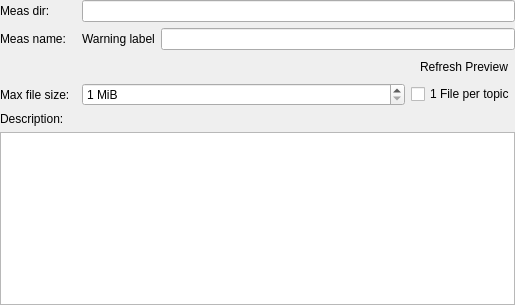
The window that app/rec/rec_gui/src/widgets/config_widget/config_widget.ui (eclipse-ecal/ecal) describes before a commit, drawn with Qt 5.
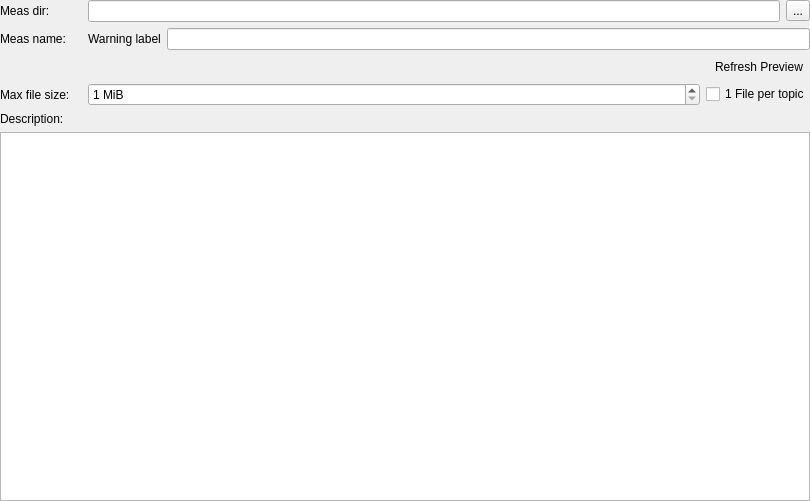
The same window after the commit. Icons and pictures are not drawn. Custom widgets are drawn as their Qt base class.

Commit message: REC: added browse button for selecting the root folder of the measurement(s) (#849)

```diff
--- a/app/rec/rec_gui/src/widgets/config_widget/config_widget.ui
+++ b/app/rec/rec_gui/src/widgets/config_widget/config_widget.ui
@@ -6,8 +6,8 @@
    <rect>
     <x>0</x>
     <y>0</y>
-    <width>515</width>
-    <height>305</height>
+    <width>810</width>
+    <height>501</height>
    </rect>
   </property>
   <property name="windowTitle">
@@ -26,6 +26,60 @@
    <property name="bottomMargin">
     <number>0</number>
    </property>
+   <item row="4" column="3">
+    <layout class="QHBoxLayout" name="horizontalLayout_4">
+     <item>
+      <widget class="QSpinBox" name="max_file_size_spinbox">
+       <property name="minimumSize">
+        <size>
+         <width>10</width>
+         <height>0</height>
+        </size>
+       </property>
+       <property name="toolTip">
+        <string>Maximum HDF-5 file size (will cause the recorder to split the measurement into multiple files)</string>
+       </property>
+       <property name="keyboardTracking">
+        <bool>false</bool>
+       </property>
+       <property name="suffix">
+        <string> MiB</string>
+       </property>
+       <property name="minimum">
+        <number>1</number>
+       </property>
+       <property name="maximum">
+        <number>2147483647</number>
+       </property>
+       <property name="singleStep">
+        <number>10</number>
+       </property>
+      </widget>
+     </item>
+     <item>
+      <widget class="QCheckBox" name="one_file_per_topic_checkbox">
+       <property name="sizePolicy">
+        <sizepolicy hsizetype="Maximum" vsizetype="Fixed">
+         <horstretch>0</horstretch>
+         <verstretch>0</verstretch>
+        </sizepolicy>
+       </property>
+       <property name="minimumSize">
+        <size>
+         <width>10</width>
+         <height>0</height>
+        </size>
+       </property>
+       <property name="toolTip">
+        <string>Create a separate HDF5 file for each eCAL topic</string>
+       </property>
+       <property name="text">
+        <string>1 File per topic</string>
+       </property>
+      </widget>
+     </item>
+    </layout>
+   </item>
    <item row="0" column="0">
     <widget class="QLabel" name="measurement_directory_label">
      <property name="minimumSize">
@@ -39,8 +93,8 @@
      </property>
     </widget>
    </item>
-   <item row="0" column="2">
-    <widget class="QEcalParserLineEdit" name="measurement_directory_lineedit">
+   <item row="8" column="0" colspan="4">
+    <widget class="QEcalParserTextEdit" name="description_textedit">
      <property name="minimumSize">
       <size>
        <width>10</width>
@@ -48,12 +102,15 @@
       </size>
      </property>
      <property name="toolTip">
-      <string>Measurement root directory</string>
+      <string>Description saved to the doc/description.txt file</string>
+     </property>
+     <property name="acceptRichText">
+      <bool>false</bool>
      </property>
     </widget>
    </item>
-   <item row="3" column="0">
-    <widget class="QLabel" name="max_file_size_label">
+   <item row="2" column="0">
+    <widget class="QLabel" name="measurement_name_label">
      <property name="minimumSize">
       <size>
        <width>10</width>
@@ -61,11 +118,11 @@
       </size>
      </property>
      <property name="text">
-      <string>Max file size:</string>
+      <string>Meas name:</string>
      </property>
     </widget>
    </item>
-   <item row="6" column="0" colspan="3">
+   <item row="7" column="0" colspan="4">
     <widget class="QLabel" name="description_label">
      <property name="minimumSize">
       <size>
@@ -78,34 +135,7 @@
      </property>
     </widget>
    </item>
-   <item row="1" column="2">
-    <layout class="QHBoxLayout" name="horizontalLayout_2">
-     <item>
-      <widget class="QLabel" name="measurement_name_warning">
-       <property name="toolTip">
-        <string>The measurement name on this PC is empty. This will cause measurements to not be uploadable.</string>
-       </property>
-       <property name="text">
-        <string>Warning label</string>
-       </property>
-      </widget>
-     </item>
-     <item>
-      <widget class="QEcalParserLineEdit" name="measurement_name_lineedit">
-       <property name="minimumSize">
-        <size>
-         <width>10</width>
-         <height>0</height>
-        </size>
-       </property>
-       <property name="toolTip">
-        <string>Measurement name (will create a directory inside the measurement root directory)</string>
-       </property>
-      </widget>
-     </item>
-    </layout>
-   </item>
-   <item row="2" column="2">
+   <item row="3" column="3">
     <layout class="QHBoxLayout" name="horizontalLayout">
      <property name="spacing">
       <number>1</number>
@@ -151,8 +181,35 @@
      </item>
     </layout>
    </item>
-   <item row="1" column="0">
-    <widget class="QLabel" name="measurement_name_label">
+   <item row="2" column="3">
+    <layout class="QHBoxLayout" name="horizontalLayout_2">
+     <item>
+      <widget class="QLabel" name="measurement_name_warning">
+       <property name="toolTip">
+        <string>The measurement name on this PC is empty. This will cause measurements to not be uploadable.</string>
+       </property>
+       <property name="text">
+        <string>Warning label</string>
+       </property>
+      </widget>
+     </item>
+     <item>
+      <widget class="QEcalParserLineEdit" name="measurement_name_lineedit">
+       <property name="minimumSize">
+        <size>
+         <width>10</width>
+         <height>0</height>
+        </size>
+       </property>
+       <property name="toolTip">
+        <string>Measurement name (will create a directory inside the measurement root directory)</string>
+       </property>
+      </widget>
+     </item>
+    </layout>
+   </item>
+   <item row="4" column="0">
+    <widget class="QLabel" name="max_file_size_label">
      <property name="minimumSize">
       <size>
        <width>10</width>
@@ -160,60 +217,19 @@
       </size>
      </property>
      <property name="text">
-      <string>Meas name:</string>
+      <string>Max file size:</string>
      </property>
     </widget>
    </item>
-   <item row="7" column="0" colspan="3">
-    <widget class="QEcalParserTextEdit" name="description_textedit">
-     <property name="minimumSize">
-      <size>
-       <width>10</width>
-       <height>0</height>
-      </size>
+   <item row="0" column="3">
+    <layout class="QHBoxLayout" name="horizontalLayout_6" stretch="0,0">
+     <property name="spacing">
+      <number>6</number>
      </property>
-     <property name="toolTip">
-      <string>Description saved to the doc/description.txt file</string>
-     </property>
-     <property name="acceptRichText">
-      <bool>false</bool>
-     </property>
-    </widget>
-   </item>
-   <item row="3" column="2">
-    <layout class="QHBoxLayout" name="horizontalLayout_4">
      <item>
-      <widget class="QSpinBox" name="max_file_size_spinbox">
-       <property name="minimumSize">
-        <size>
-         <width>10</width>
-         <height>0</height>
-        </size>
-       </property>
-       <property name="toolTip">
-        <string>Maximum HDF-5 file size (will cause the recorder to split the measurement into multiple files)</string>
-       </property>
-       <property name="keyboardTracking">
-        <bool>false</bool>
-       </property>
-       <property name="suffix">
-        <string> MiB</string>
-       </property>
-       <property name="minimum">
-        <number>1</number>
-       </property>
-       <property name="maximum">
-        <number>2147483647</number>
-       </property>
-       <property name="singleStep">
-        <number>10</number>
-       </property>
-      </widget>
-     </item>
-     <item>
-      <widget class="QCheckBox" name="one_file_per_topic_checkbox">
+      <widget class="QEcalParserLineEdit" name="measurement_directory_lineedit">
        <property name="sizePolicy">
-        <sizepolicy hsizetype="Maximum" vsizetype="Fixed">
+        <sizepolicy hsizetype="Expanding" vsizetype="Fixed">
          <horstretch>0</horstretch>
          <verstretch>0</verstretch>
         </sizepolicy>
@@ -225,10 +241,23 @@
         </size>
        </property>
        <property name="toolTip">
-        <string>Create a separate HDF5 file for each eCAL topic</string>
+        <string>Measurement root directory</string>
+       </property>
+      </widget>
+     </item>
+     <item>
+      <widget class="QToolButton" name="user_meass_rec_path_toolButton">
+       <property name="minimumSize">
+        <size>
+         <width>10</width>
+         <height>0</height>
+        </size>
+       </property>
+       <property name="toolTip">
+        <string>Select root path  </string>
        </property>
        <property name="text">
-        <string>1 File per topic</string>
+        <string>...</string>
        </property>
       </widget>
      </item>
```
Left out of the diff: 3 changed lines with no effect on the pictures. The commit also changes 2 other files.
